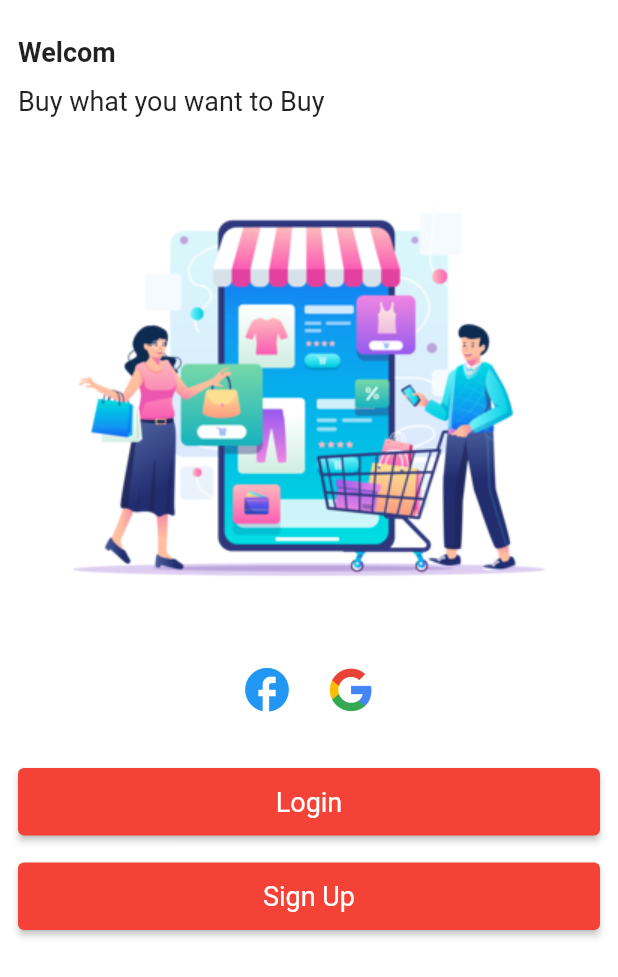
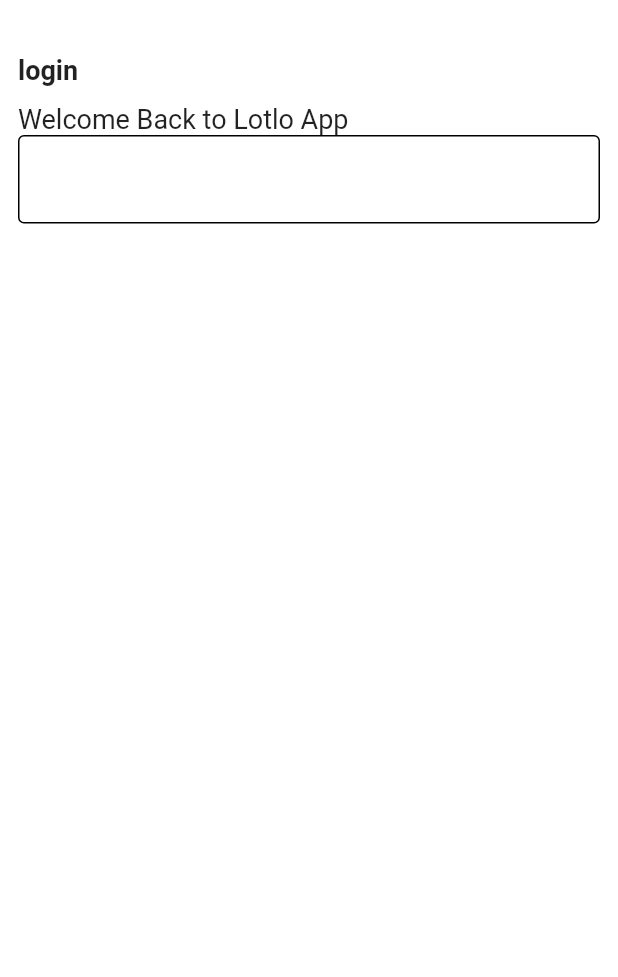
Before and after one commit to BaberHashmi512/lotlo, a Flutter app: the screen it shows after launch, after a tap on "Login", on a phone screen of 412 x 824 dp. Shown: the top 977 px of the screen. Run offline on Flutter 3.47's test engine with Material 2 defaults, Android fonts, the phone set to English and light mode, and no system bars.

Commit message:
54 minutes

```diff
--- a/lib/Screens/auth_ui/welcome/welcome.dart
+++ b/lib/Screens/auth_ui/welcome/welcome.dart
@@ -1,6 +1,8 @@
 import 'package:flutter/cupertino.dart';
 import 'package:flutter/material.dart';
 import 'package:lotlo/constants/assets_images.dart';
+import 'package:lotlo/constants/routes.dart';
+import 'package:lotlo/login/login.dart';
 import 'package:lotlo/widgets/primary_button/primary_button.dart';
 import 'package:lotlo/widgets/top_titles/top_titles.dart';
 
@@ -52,7 +54,9 @@
               ),
               PrimaryButton(
                 title: "Login",
-                onPressed: () {},
+                onPressed: () {
+                  Routes.instance.push(const Login(), context);
+                },
               ),
               SizedBox(
                   height: 18.0
--- a/lib/constants/routes.dart
+++ b/lib/constants/routes.dart
@@ -0,0 +1,15 @@
+  import 'package:flutter/material.dart';
+
+class Routes{
+  static Routes instance = Routes();
+  Future<dynamic> pushAndRemoveUntil (Widget widget, BuildContext context){
+    return Navigator.of(context).pushAndRemoveUntil(
+        MaterialPageRoute(builder: (ctx)=> widget),(route) => false);
+  }
+
+  Future<dynamic>push(Widget widget,BuildContext context){
+    return Navigator.of(context).push(
+      MaterialPageRoute(builder: (ctx)=> widget),
+    );
+  }
+}
--- a/lib/constants/theme.dart
+++ b/lib/constants/theme.dart
@@ -1,6 +1,18 @@
 import 'package:flutter/material.dart';
 
+
 ThemeData themeData = ThemeData(
+  inputDecorationTheme:const  InputDecorationTheme(
+    border: OutlineInputBorder(),
+    errorBorder: OutlineInputBorder(
+      borderSide: BorderSide(
+        color: Colors.grey,
+      )
+    ),
+    enabledBorder: OutlineInputBorder(),
+    focusedBorder: OutlineInputBorder(),
+    disabledBorder: OutlineInputBorder(),
+  ),
   scaffoldBackgroundColor: Colors.white,
   elevatedButtonTheme: ElevatedButtonThemeData(
     style: ElevatedButton.styleFrom(
--- /dev/null
+++ b/lib/login/login.dart
@@ -0,0 +1,22 @@
+import 'package:flutter/material.dart';
+import 'package:lotlo/widgets/top_titles/top_titles.dart';
+
+class Login extends StatelessWidget {
+  const Login({Key? key}) : super(key: key);
+
+  @override
+  Widget build(BuildContext context) {
+    return Scaffold(
+      body: Padding(
+        padding: const EdgeInsets.all(12.0),
+        child: Column(
+          crossAxisAlignment: CrossAxisAlignment.start,
+          children:  [
+            const TopTitles(subtitle: "Welcome Back to Lotlo App", title: "login"),
+            TextFormField(),
+          ],
+        ),
+      ),
+    );
+  }
+}
--- a/lib/main.dart
+++ b/lib/main.dart
@@ -14,7 +14,7 @@
       debugShowCheckedModeBanner: false,
       title: 'Lotlo',
       theme: themeData,
-      home: Welcome()
+      home: const Welcome()
     );
   }
 }
--- a/lib/widgets/top_titles/top_titles.dart
+++ b/lib/widgets/top_titles/top_titles.dart
@@ -1,7 +1,8 @@
 import 'package:flutter/material.dart';
 
 class TopTitles extends StatelessWidget {
-  final String title,subtitle;
+  final String title, subtitle;
+
   const TopTitles({super.key, required this.subtitle, required this.title});
 
   @override
@@ -9,15 +10,24 @@
     return Column(
       crossAxisAlignment: CrossAxisAlignment.start,
       children: [
-        SizedBox(height: 12),
+        const SizedBox(height: 12),
+        if (title == "Login" || title == "Create Account")
+          GestureDetector(
+            onTap: (){
+              Navigator.of(context).pop();
+            },
+              child:const Icon(Icons.arrow_back_ios)),
+        const SizedBox(
+          height: 12.0,
+        ),
         Text(
           title,
-          style: TextStyle(
+          style: const TextStyle(
             fontSize: 18.0,
             fontWeight: FontWeight.bold,
           ),
         ),
-        SizedBox(
+        const SizedBox(
           height: 12,
         ),
         Text(
```
